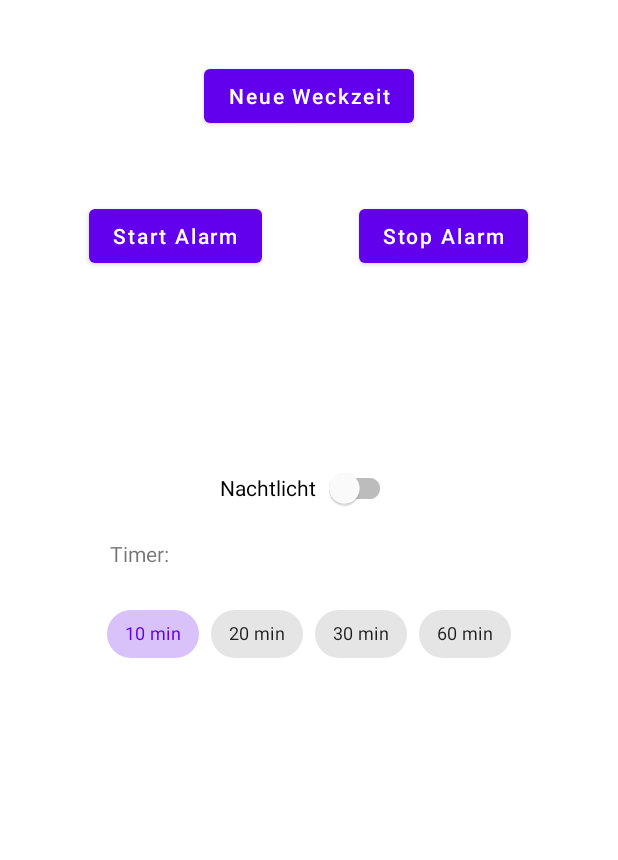
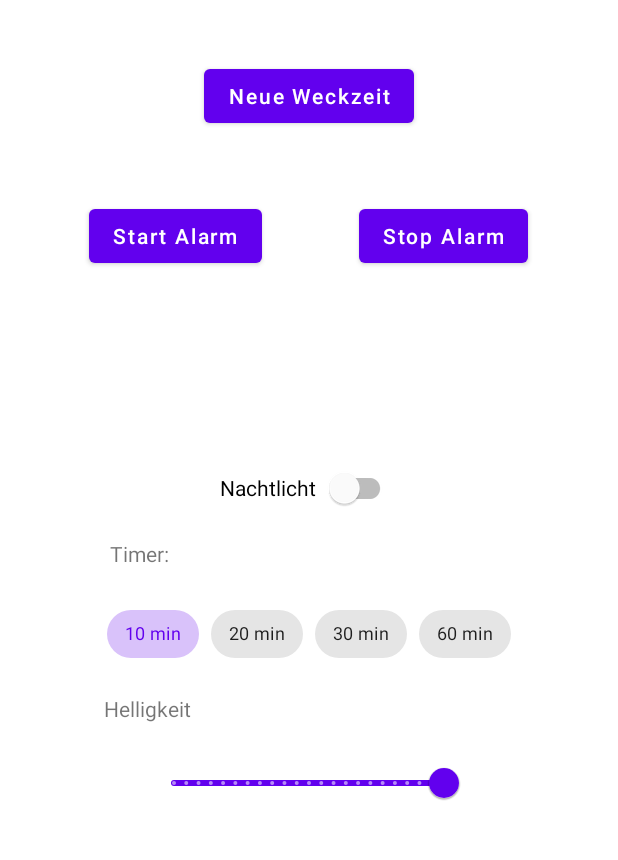
Before and after one commit to XeraB/AwakeApp, an Android app: the HomeActivity screen opened directly, with no data from a screen before it, on a phone screen of 412 x 824 dp, the part 173-1033 px from its top. Run offline under Robolectric (Android 15) with nearby library versions, the phone set to English and light mode, and no system bars; 2 statements that could not run were skipped.

Commit message:
add brightness characteristic for nightlight

```diff
--- a/app/src/main/AndroidManifest.xml
+++ b/app/src/main/AndroidManifest.xml
@@ -26,7 +26,6 @@
         <activity
             android:name=".HomeActivity"
             android:exported="false"
-            android:label="@string/title_activity_home"
             android:theme="@style/Theme.AppLight.NoActionBar" />
         <activity
             android:name=".DeviceScanActivity"
--- a/app/src/main/java/de/xera/applight/HomeActivity.java
+++ b/app/src/main/java/de/xera/applight/HomeActivity.java
@@ -17,6 +17,7 @@ import androidx.appcompat.app.AppCompatActivity;
 
 import com.google.android.material.chip.Chip;
 import com.google.android.material.chip.ChipGroup;
+import com.google.android.material.slider.Slider;
 import com.google.android.material.switchmaterial.SwitchMaterial;
 
 import java.math.BigInteger;
@@ -34,6 +35,7 @@ public class HomeActivity extends AppCompatActivity {
     private Button stopAlarm;
     private SwitchMaterial nightLight;
     private ChipGroup timerChipGroup;
+    private Slider brightness;
     private Button sendForm;
     private TextView time;
     private TextView duration;
@@ -46,6 +48,7 @@ public class HomeActivity extends AppCompatActivity {
     final UUID ALARM_CHAR = UUID.fromString("33611222-e286-4835-b760-4adbcad8770b");
     final UUID NIGHT_CHAR = UUID.fromString("a805442b-63a8-4f7e-8f4e-59d0dcafba98");
     final UUID NIGHT_TIMER_CHAR = UUID.fromString("9dcdea3b-2a3c-4662-9eba-2e0bee9ffcf7");
+    final UUID NIGHT_BRIGHT_CHAR = UUID.fromString("b34278fc-4756-45dc-b7d5-22a35412dea1");
 
     @Override
     protected void onCreate(Bundle savedInstanceState) {
@@ -57,6 +60,7 @@ public class HomeActivity extends AppCompatActivity {
         stopAlarm = findViewById(R.id.button_stop_alarm);
         nightLight = findViewById(R.id.switch_night_light);
         timerChipGroup = findViewById(R.id.chip_group_timer);
+        brightness = findViewById(R.id.slider_brightness);
 
         device = (BluetoothDevice) getIntent().getExtras().get("device");
         gatt = device.connectGatt(this, false, bluetoothGattCallback);
@@ -118,8 +122,11 @@ public class HomeActivity extends AppCompatActivity {
             } else {
                 sendNightLightValue(0, 0);
             }
-
         });
+        brightness.addOnChangeListener(((slider, value, fromUser) -> {
+            Log.d("Slider", "Selected: " + value);
+            sendNightLightBrightness((int) value);
+        }));
     }
 
     @Override
@@ -198,6 +205,17 @@ public class HomeActivity extends AppCompatActivity {
         Log.d("Gatt", String.valueOf(status));
     }
 
+    private void sendNightLightBrightness(int value) {
+        BluetoothGattCharacteristic nightBrightCharacteristic = service.getCharacteristic(NIGHT_BRIGHT_CHAR);
+
+        BigInteger bigInt = BigInteger.valueOf(value);
+        byte[] valueArray = bigInt.toByteArray();
+
+        nightBrightCharacteristic.setValue(valueArray);
+        Boolean status = gatt.writeCharacteristic(nightBrightCharacteristic);
+        Log.d("Gatt", String.valueOf(status));
+    }
+
     private final BluetoothGattCallback bluetoothGattCallback = new BluetoothGattCallback() {
         @Override
         public void onConnectionStateChange(BluetoothGatt gatt, int status, int newState) {
--- a/app/src/main/res/layout/activity_home.xml
+++ b/app/src/main/res/layout/activity_home.xml
@@ -88,13 +88,13 @@
         android:layout_width="wrap_content"
         android:layout_height="wrap_content"
         android:layout_marginTop="20dp"
+        app:checkedChip="@+id/chip_10"
         app:layout_constraintEnd_toEndOf="parent"
         app:layout_constraintHorizontal_bias="0.498"
         app:layout_constraintStart_toStartOf="parent"
         app:layout_constraintTop_toBottomOf="@+id/textView"
-        app:singleSelection="true"
         app:selectionRequired="true"
-        app:checkedChip="@+id/chip_10">
+        app:singleSelection="true">
 
         <com.google.android.material.chip.Chip
             android:id="@+id/chip_10"
@@ -129,4 +129,33 @@
             android:textSize="12sp" />
     </com.google.android.material.chip.ChipGroup>
 
+    <TextView
+        android:id="@+id/textView2"
+        android:layout_width="wrap_content"
+        android:layout_height="wrap_content"
+        android:layout_marginTop="16dp"
+        android:text="@string/night_light_brightness"
+        app:layout_constraintEnd_toEndOf="parent"
+        app:layout_constraintHorizontal_bias="0.196"
+        app:layout_constraintStart_toStartOf="parent"
+        app:layout_constraintTop_toBottomOf="@+id/chip_group_timer" />
+
+    <com.google.android.material.slider.Slider
+        android:id="@+id/slider_brightness"
+        android:layout_width="0dp"
+        android:layout_height="wrap_content"
+        android:layout_marginStart="100dp"
+        android:layout_marginTop="16dp"
+        android:layout_marginEnd="100dp"
+        android:stepSize="1"
+        android:value="255"
+        android:valueFrom="5"
+        android:valueTo="255"
+        app:layout_constraintEnd_toEndOf="parent"
+        app:layout_constraintHorizontal_bias="0.5"
+        app:layout_constraintStart_toStartOf="parent"
+        app:layout_constraintTop_toBottomOf="@+id/textView2">
+
+    </com.google.android.material.slider.Slider>
+
 </androidx.constraintlayout.widget.ConstraintLayout>
--- a/app/src/main/res/values/strings.xml
+++ b/app/src/main/res/values/strings.xml
@@ -11,6 +11,7 @@
     <string name="min_20">20 min</string>
     <string name="min_30">30 min</string>
     <string name="min_60">60 min</string>
+    <string name="night_light_brightness">Helligkeit</string>
 
     <!-- Strings HomeActivity Form -->
     <string name="timer_time">Uhrzeit</string>
```
